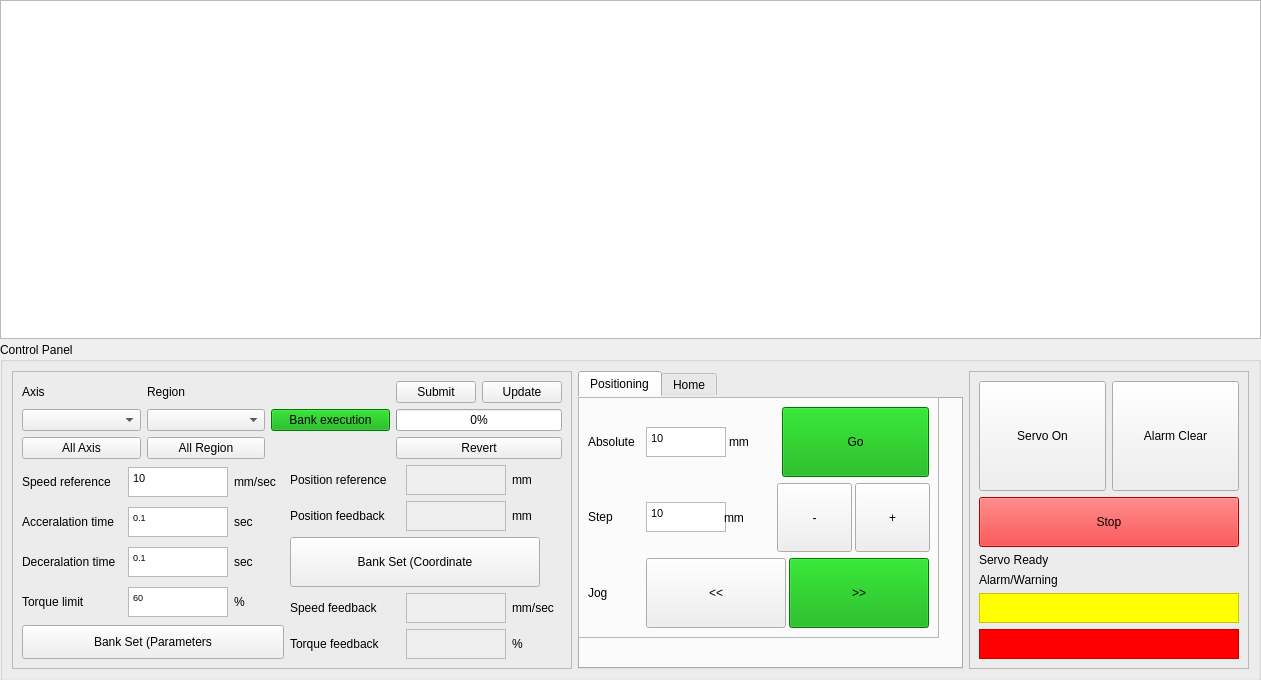
This is bank-view/frontmanaualmode.ui in smandyscom/front-base-widget as Qt 5 draws it before an edit. The edited form follows.
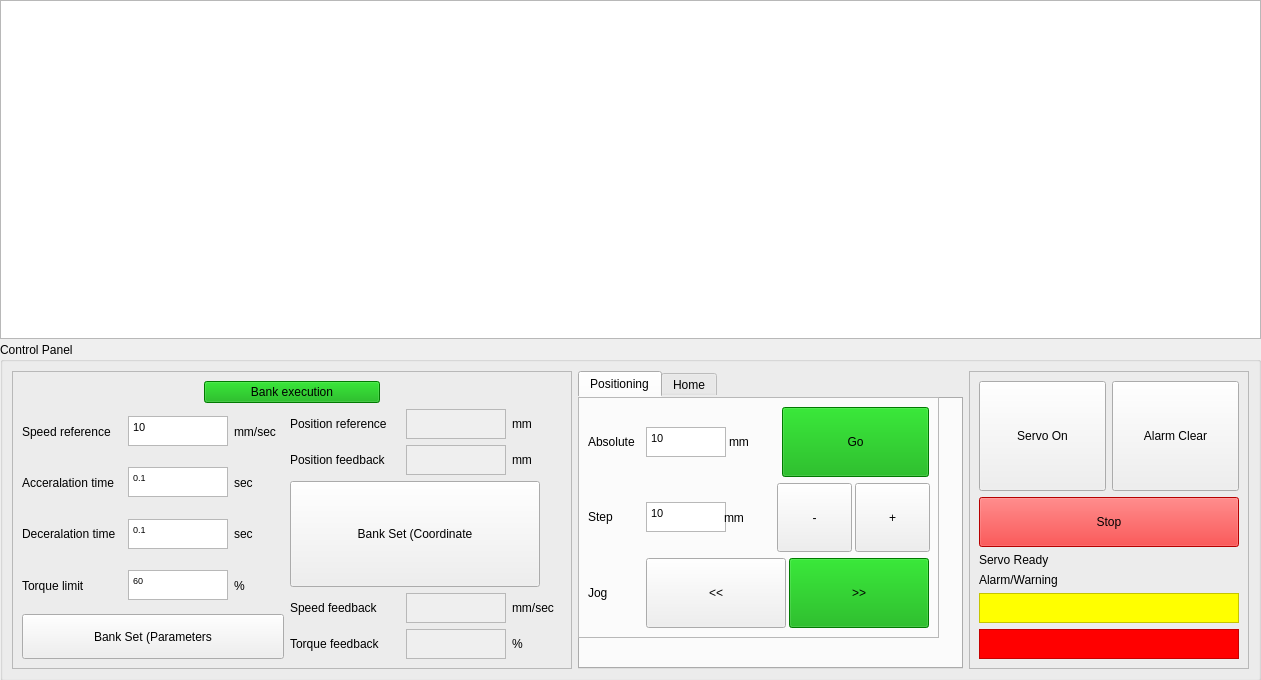
This is the edited form.

Diff of the .ui file:
```diff
--- a/bank-view/frontmanaualmode.ui
+++ b/bank-view/frontmanaualmode.ui
@@ -84,68 +84,7 @@
           <item>
            <layout class="QHBoxLayout" name="horizontalLayoutDatabase">
             <item>
-             <layout class="QVBoxLayout" name="verticalLayout_11">
-              <item>
-               <layout class="QVBoxLayout" name="verticalLayout">
-                <item>
-                 <widget class="QLabel" name="label_23">
-                  <property name="text">
-                   <string>Axis</string>
-                  </property>
-                 </widget>
-                </item>
-                <item>
-                 <widget class="QComboBox" name="comboBoxAxisName">
-                  <property name="sizePolicy">
-                   <sizepolicy hsizetype="Preferred" vsizetype="Preferred">
-                    <horstretch>0</horstretch>
-                    <verstretch>0</verstretch>
-                   </sizepolicy>
-                  </property>
-                 </widget>
-                </item>
-               </layout>
-              </item>
-              <item>
-               <widget class="QPushButton" name="pushButtonSelectAllAxis">
-                <property name="text">
-                 <string>All Axis</string>
-                </property>
-               </widget>
-              </item>
-             </layout>
-            </item>
-            <item>
-             <layout class="QVBoxLayout" name="verticalLayout_12">
-              <item>
-               <layout class="QVBoxLayout" name="verticalLayout_2">
-                <item>
-                 <widget class="QLabel" name="label_24">
-                  <property name="text">
-                   <string>Region</string>
-                  </property>
-                 </widget>
-                </item>
-                <item>
-                 <widget class="QComboBox" name="comboBoxRegion">
-                  <property name="sizePolicy">
-                   <sizepolicy hsizetype="Preferred" vsizetype="Preferred">
-                    <horstretch>0</horstretch>
-                    <verstretch>0</verstretch>
-                   </sizepolicy>
-                  </property>
-                 </widget>
-                </item>
-               </layout>
-              </item>
-              <item>
-               <widget class="QPushButton" name="pushButtonSelectAllRegion">
-                <property name="text">
-                 <string>All Region</string>
-                </property>
-               </widget>
-              </item>
-             </layout>
+             <widget class="QWidget" name="widgetFilter" native="true"/>
             </item>
             <item>
              <widget class="QPushButton" name="pushButtonBankExecution">
@@ -158,67 +97,7 @@
              </widget>
             </item>
             <item>
-             <layout class="QVBoxLayout" name="verticalLayout_5">
-              <item>
-               <layout class="QHBoxLayout" name="horizontalLayout_18">
-                <item>
-                 <widget class="QPushButton" name="pushButtonSubmit">
-                  <property name="maximumSize">
-                   <size>
-                    <width>100</width>
-                    <height>50</height>
-                   </size>
-                  </property>
-                  <property name="toolTip">
-                   <string>&lt;html&gt;&lt;head/&gt;&lt;body&gt;&lt;p&gt;Commit to both SQL database and PLC holding memory&lt;/p&gt;&lt;/body&gt;&lt;/html&gt;</string>
-                  </property>
-                  <property name="text">
-                   <string>Submit</string>
-                  </property>
-                 </widget>
-                </item>
-                <item>
-                 <widget class="QPushButton" name="pushButtonUpdate">
-                  <property name="maximumSize">
-                   <size>
-                    <width>100</width>
-                    <height>50</height>
-                   </size>
-                  </property>
-                  <property name="text">
-                   <string>Update</string>
-                  </property>
-                 </widget>
-                </item>
-               </layout>
-              </item>
-              <item>
-               <widget class="QProgressBar" name="progressBarDataTransfer">
-                <property name="sizePolicy">
-                 <sizepolicy hsizetype="Preferred" vsizetype="Preferred">
-                  <horstretch>0</horstretch>
-                  <verstretch>0</verstretch>
-                 </sizepolicy>
-                </property>
-                <property name="maximumSize">
-                 <size>
-                  <width>300</width>
-                  <height>50</height>
-                 </size>
-                </property>
-                <property name="value">
-                 <number>0</number>
-                </property>
-               </widget>
-              </item>
-              <item>
-               <widget class="QPushButton" name="pushButtonRevert">
-                <property name="text">
-                 <string>Revert</string>
-                </property>
-               </widget>
-              </item>
-             </layout>
+             <widget class="QWidget" name="widgetBankTransfer" native="true"/>
             </item>
            </layout>
           </item>
@@ -265,8 +144,8 @@
                    <string>&lt;!DOCTYPE HTML PUBLIC &quot;-//W3C//DTD HTML 4.0//EN&quot; &quot;http://www.w3.org/TR/REC-html40/strict.dtd&quot;&gt;
 &lt;html&gt;&lt;head&gt;&lt;meta name=&quot;qrichtext&quot; content=&quot;1&quot; /&gt;&lt;style type=&quot;text/css&quot;&gt;
 p, li { white-space: pre-wrap; }
-&lt;/style&gt;&lt;/head&gt;&lt;body style=&quot; font-family:'MS Shell Dlg 2'; font-size:7.8pt; font-weight:400; font-style:normal;&quot;&gt;
-&lt;p style=&quot; margin-top:0px; margin-bottom:0px; margin-left:0px; margin-right:0px; -qt-block-indent:0; text-indent:0px;&quot;&gt;&lt;span style=&quot; font-size:8.25pt;&quot;&gt;10&lt;/span&gt;&lt;/p&gt;&lt;/body&gt;&lt;/html&gt;</string>
+&lt;/style&gt;&lt;/head&gt;&lt;body style=&quot; font-family:'MS Shell Dlg 2'; font-size:8.25pt; font-weight:400; font-style:normal;&quot;&gt;
+&lt;p style=&quot; margin-top:0px; margin-bottom:0px; margin-left:0px; margin-right:0px; -qt-block-indent:0; text-indent:0px;&quot;&gt;10&lt;/p&gt;&lt;/body&gt;&lt;/html&gt;</string>
                   </property>
                  </widget>
                 </item>
@@ -324,7 +203,7 @@
                    <string>&lt;!DOCTYPE HTML PUBLIC &quot;-//W3C//DTD HTML 4.0//EN&quot; &quot;http://www.w3.org/TR/REC-html40/strict.dtd&quot;&gt;
 &lt;html&gt;&lt;head&gt;&lt;meta name=&quot;qrichtext&quot; content=&quot;1&quot; /&gt;&lt;style type=&quot;text/css&quot;&gt;
 p, li { white-space: pre-wrap; }
-&lt;/style&gt;&lt;/head&gt;&lt;body style=&quot; font-family:'MS Shell Dlg 2'; font-size:7.8pt; font-weight:400; font-style:normal;&quot;&gt;
+&lt;/style&gt;&lt;/head&gt;&lt;body style=&quot; font-family:'MS Shell Dlg 2'; font-size:8.25pt; font-weight:400; font-style:normal;&quot;&gt;
 &lt;p style=&quot; margin-top:0px; margin-bottom:0px; margin-left:0px; margin-right:0px; -qt-block-indent:0; text-indent:0px;&quot;&gt;&lt;span style=&quot; font-size:6.6pt;&quot;&gt;0.1&lt;/span&gt;&lt;/p&gt;&lt;/body&gt;&lt;/html&gt;</string>
                   </property>
                  </widget>
@@ -377,7 +256,7 @@
                    <string>&lt;!DOCTYPE HTML PUBLIC &quot;-//W3C//DTD HTML 4.0//EN&quot; &quot;http://www.w3.org/TR/REC-html40/strict.dtd&quot;&gt;
 &lt;html&gt;&lt;head&gt;&lt;meta name=&quot;qrichtext&quot; content=&quot;1&quot; /&gt;&lt;style type=&quot;text/css&quot;&gt;
 p, li { white-space: pre-wrap; }
-&lt;/style&gt;&lt;/head&gt;&lt;body style=&quot; font-family:'MS Shell Dlg 2'; font-size:7.8pt; font-weight:400; font-style:normal;&quot;&gt;
+&lt;/style&gt;&lt;/head&gt;&lt;body style=&quot; font-family:'MS Shell Dlg 2'; font-size:8.25pt; font-weight:400; font-style:normal;&quot;&gt;
 &lt;p style=&quot; margin-top:0px; margin-bottom:0px; margin-left:0px; margin-right:0px; -qt-block-indent:0; text-indent:0px;&quot;&gt;&lt;span style=&quot; font-size:6.6pt;&quot;&gt;0.1&lt;/span&gt;&lt;/p&gt;&lt;/body&gt;&lt;/html&gt;</string>
                   </property>
                  </widget>
@@ -430,7 +309,7 @@
                    <string>&lt;!DOCTYPE HTML PUBLIC &quot;-//W3C//DTD HTML 4.0//EN&quot; &quot;http://www.w3.org/TR/REC-html40/strict.dtd&quot;&gt;
 &lt;html&gt;&lt;head&gt;&lt;meta name=&quot;qrichtext&quot; content=&quot;1&quot; /&gt;&lt;style type=&quot;text/css&quot;&gt;
 p, li { white-space: pre-wrap; }
-&lt;/style&gt;&lt;/head&gt;&lt;body style=&quot; font-family:'MS Shell Dlg 2'; font-size:7.8pt; font-weight:400; font-style:normal;&quot;&gt;
+&lt;/style&gt;&lt;/head&gt;&lt;body style=&quot; font-family:'MS Shell Dlg 2'; font-size:8.25pt; font-weight:400; font-style:normal;&quot;&gt;
 &lt;p style=&quot; margin-top:0px; margin-bottom:0px; margin-left:0px; margin-right:0px; -qt-block-indent:0; text-indent:0px;&quot;&gt;&lt;span style=&quot; font-size:6.6pt;&quot;&gt;60&lt;/span&gt;&lt;/p&gt;&lt;/body&gt;&lt;/html&gt;</string>
                   </property>
                  </widget>
```
Left out of the diff: 14 changed lines with no effect on the pictures.
